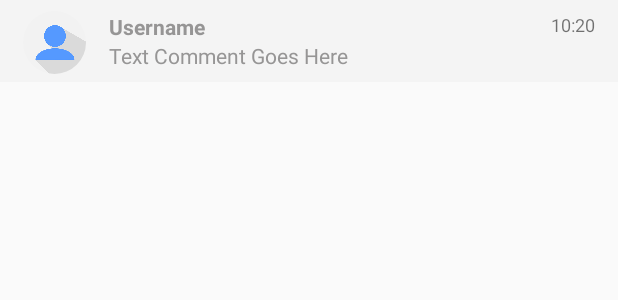
After one commit to DavidAdityaW/FindHope, an Android app: the layout row_comment_item.xml on its own in the app's theme, with its tools: preview values and no code run, on a phone screen of 412 x 824 dp. The commit adds this screen. Shown: the top 300 px of the screen. Run offline under Robolectric (Android 15) with nearby library versions, the phone set to English and light mode, and no system bars.

Commit message:
retrieve comment post (david 10118071)

```diff
--- a/app/src/main/res/layout/nav_header_main.xml
+++ b/app/src/main/res/layout/nav_header_main.xml
@@ -54,7 +54,7 @@
             android:layout_height="wrap_content"
             android:gravity="end"
             android:layout_marginTop="20dp"
-            android:layout_weight="1">
+            android:layout_weight="3">
             <ImageView
                 android:id="@+id/copy_usersignin"
                 android:layout_width="20dp"
--- /dev/null
+++ b/app/src/main/res/layout/row_comment_item.xml
@@ -0,0 +1,64 @@
+<?xml version="1.0" encoding="utf-8"?>
+<androidx.constraintlayout.widget.ConstraintLayout xmlns:android="http://schemas.android.com/apk/res/android"
+    android:layout_width="match_parent"
+    android:layout_height="wrap_content"
+    android:background="#f4f4f4"
+    xmlns:app="http://schemas.android.com/apk/res-auto">
+
+    <de.hdodenhof.circleimageview.CircleImageView
+        android:id="@+id/comment_user_img"
+        android:layout_width="42dp"
+        android:layout_height="42dp"
+        android:layout_marginStart="15dp"
+        android:layout_marginLeft="15dp"
+        android:layout_marginTop="7dp"
+        app:layout_constraintStart_toStartOf="parent"
+        app:layout_constraintTop_toTopOf="parent"
+        android:src="@drawable/img_userphoto" />
+
+    <TextView
+        android:id="@+id/comment_username"
+        android:layout_width="wrap_content"
+        android:layout_height="wrap_content"
+        android:layout_marginStart="15dp"
+        android:layout_marginLeft="15dp"
+        android:layout_marginTop="8dp"
+        android:textStyle="bold"
+        android:text="Username"
+        android:textColor="#969595"
+        app:layout_constraintStart_toEndOf="@+id/comment_user_img"
+        app:layout_constraintTop_toTopOf="parent" />
+
+    <TextView
+        android:id="@+id/comment_content"
+        android:layout_width="0dp"
+        android:layout_height="wrap_content"
+        android:layout_marginStart="15dp"
+        android:layout_marginLeft="15dp"
+        android:layout_marginBottom="8dp"
+        android:layout_marginEnd="8dp"
+        android:layout_marginRight="8dp"
+        android:text="Text Comment Goes Here"
+        android:textColor="#969595"
+        app:layout_constraintBottom_toBottomOf="parent"
+        app:layout_constraintEnd_toEndOf="parent"
+        app:layout_constraintStart_toEndOf="@+id/comment_user_img"
+        app:layout_constraintTop_toBottomOf="@+id/comment_username" />
+
+    <TextView
+        android:id="@+id/comment_date"
+        android:layout_width="wrap_content"
+        android:layout_height="wrap_content"
+        android:layout_marginStart="8dp"
+        android:layout_marginLeft="8dp"
+        android:layout_marginTop="8dp"
+        android:layout_marginEnd="15dp"
+        android:layout_marginRight="15dp"
+        android:text="10:20"
+        android:textSize="12sp"
+        app:layout_constraintEnd_toEndOf="parent"
+        app:layout_constraintHorizontal_bias="1.0"
+        app:layout_constraintStart_toEndOf="@+id/comment_username"
+        app:layout_constraintTop_toTopOf="parent" />
+
+</androidx.constraintlayout.widget.ConstraintLayout>
```
Also changed, not shown: app/src/main/java/com/example/findhope/Activities/PostDetailActivity.java (+34 -27 lines), app/src/main/java/com/example/findhope/Adapters/CommentAdapter.java (added, +86 -0 lines).
